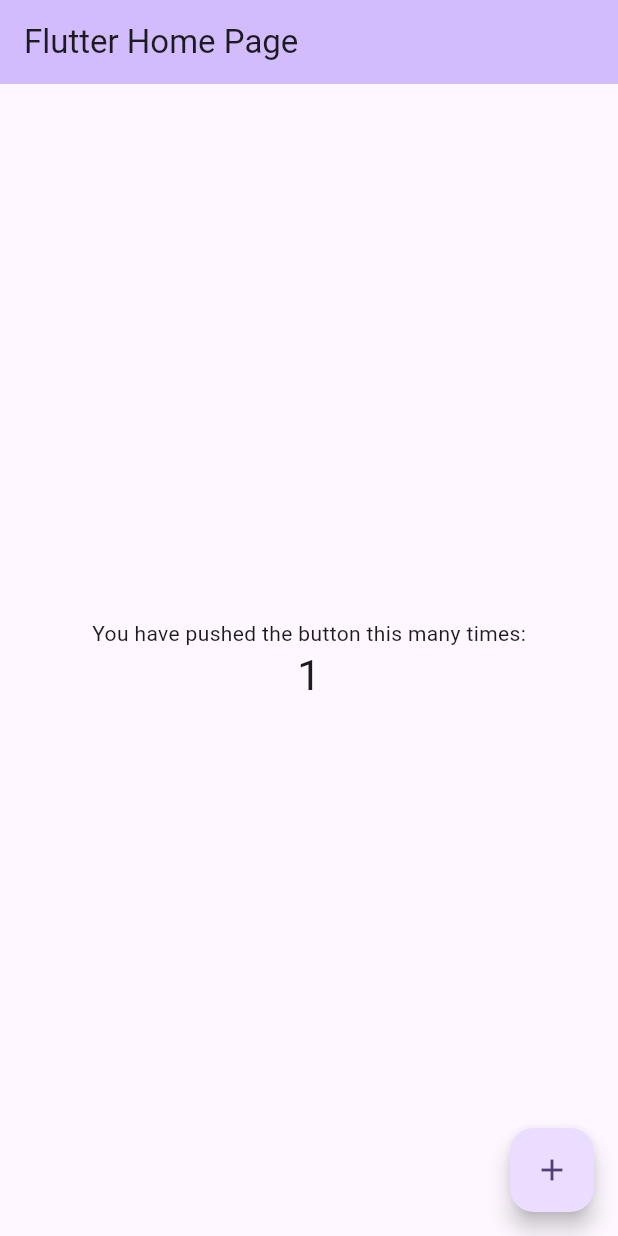
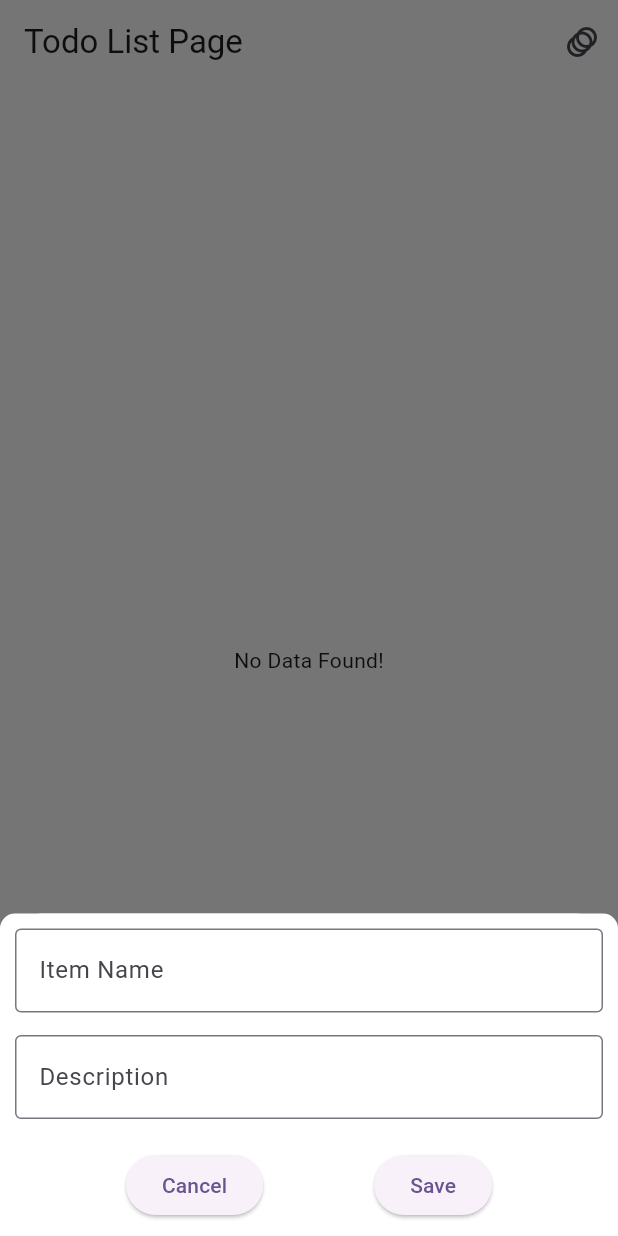
Before and after one commit to vishalpaladiya95-droid/Assignment-App, a Flutter app: the screen it shows after launch, after a tap on the "add" icon, on a phone screen of 412 x 824 dp. Run offline on Flutter 3.47's test engine with Material 3 defaults, Android fonts, the phone set to English and light mode, and no system bars; our stand-ins replace get, sqflite; accounts and stored records are empty.

Commit message:
Dart Task and Todo app with insert, update, delete

```diff
--- /dev/null
+++ b/lib/home/home_controller.dart
@@ -0,0 +1,213 @@
+import 'package:flutter/material.dart';
+import 'package:get/get.dart';
+import 'package:sqflite/sqflite.dart';
+import '../model/item_model.dart';
+
+class HomeController extends GetxController {
+  static Database? _database;
+  final TextEditingController _nameController = TextEditingController();
+  final TextEditingController _descriptionController = TextEditingController();
+  List<Item> allTodoData = [];
+  Map<String, int> animalCount = {};
+
+  Map<String, List<Map<String, String?>>> animalData = {
+    "animals": [
+      {"animal": "dog,cat,dog,cow,monkey"},
+      {"animal": "cow,cat,cat,lion"},
+      {"animal": null},
+      {"animal": ""},
+    ],
+  };
+
+  @override
+  void onInit() {
+    super.onInit();
+    refreshItemList();
+  }
+
+  Future<Database> get database async {
+    if (_database != null) return _database!;
+    _database = await _initDB('items_database.db');
+    return _database!;
+  }
+
+  // Initialize database
+  Future<Database> _initDB(String filePath) async {
+    final dbPath = await getDatabasesPath();
+    final path = dbPath + filePath;
+
+    return await openDatabase(path, version: 1, onCreate: _createDB);
+  }
+
+  // Create database table
+  Future<void> _createDB(Database db, int version) async {
+    await db.execute('''
+      CREATE TABLE items (
+        id INTEGER PRIMARY KEY AUTOINCREMENT,
+        title TEXT NOT NULL,
+        description TEXT NOT NULL,
+        status TEXT NOT NULL,
+        time TEXT NOT NULL
+      )
+    ''');
+  }
+
+  // Insert item
+  Future<int> insertItem(Item item) async {
+    final db = await database;
+    return await db.insert('items', item.toMap());
+  }
+
+  // Retrieve all items
+  Future<List<Item>> getAllItems() async {
+    final db = await database;
+    final List<Map<String, dynamic>> maps = await db.query('items');
+
+    return List.generate(maps.length, (i) {
+      return Item.fromMap(maps[i]);
+    });
+  }
+
+  // Update item
+  Future<int> updateItem(Item item) async {
+    final db = await database;
+    return await db.update(
+      'items',
+      item.toMap(),
+      where: 'id = ?',
+      whereArgs: [item.id],
+    );
+  }
+
+  // Delete item
+  Future<int> deleteItem(int id) async {
+    final db = await database;
+    return await db.delete('items', where: 'id = ?', whereArgs: [id]);
+  }
+
+  // Refresh itemsList
+  void refreshItemList() async {
+    final items = await getAllItems();
+    allTodoData = items;
+    update();
+  }
+
+  //BottomSheet
+  void showBottomSheet(context, {Item? existingItem}) {
+    if (existingItem != null) {
+      _nameController.text = existingItem.title;
+      _descriptionController.text = existingItem.description;
+    }
+
+    showModalBottomSheet(
+      context: context,
+      isScrollControlled: true,
+      builder:
+          (context) => SingleChildScrollView(
+            child: Padding(
+              padding: EdgeInsets.only(
+                bottom: MediaQuery.of(context).viewInsets.bottom,
+              ),
+              child: Container(
+                padding: EdgeInsets.all(10),
+                decoration: BoxDecoration(
+                  color: Colors.white,
+                  borderRadius: BorderRadius.only(
+                    topLeft: Radius.circular(10),
+                    topRight: Radius.circular(10),
+                  ),
+                ),
+                child: Column(
+                  mainAxisSize: MainAxisSize.min,
+                  children: [
+                    TextField(
+                      controller: _nameController,
+                      decoration: const InputDecoration(
+                        border: OutlineInputBorder(),
+                        hintText: 'Item Name',
+                      ),
+                    ),
+                    SizedBox(height: 15),
+                    TextField(
+                      controller: _descriptionController,
+                      decoration: const InputDecoration(
+                        border: OutlineInputBorder(),
+                        hintText: 'Description',
+                      ),
+                    ),
+                    SizedBox(height: 20),
+                    Row(
+                      mainAxisAlignment: MainAxisAlignment.spaceEvenly,
+                      children: [
+                        ElevatedButton(
+                          onPressed: () {
+                            Navigator.of(context).pop();
+                            _nameController.clear();
+                            _descriptionController.clear();
+                          },
+                          child: const Text('Cancel'),
+                        ),
+                        ElevatedButton(
+                          onPressed: () async {
+                            final name = _nameController.text;
+                            final description = _descriptionController.text;
+                            if (name.isNotEmpty && description.isNotEmpty) {
+                              if (existingItem == null) {
+                                await insertItem(
+                                  Item(
+                                    title: name,
+                                    description: description,
+                                    status: 'Created',
+                                    time: DateTime.now().toIso8601String(),
+                                  ),
+                                );
+                              } else {
+                                await updateItem(
+                                  Item(
+                                    id: existingItem.id,
+                                    title: name,
+                                    description: description,
+                                    status: 'Edited',
+                                    time: DateTime.now().toIso8601String(),
+                                  ),
+                                );
+                              }
+                              refreshItemList();
+                              _nameController.clear();
+                              _descriptionController.clear();
+                              Navigator.of(context).pop();
+                            }
+                          },
+                          child: const Text('Save'),
+                        ),
+                      ],
+                    ),
+                  ],
+                ),
+              ),
+            ),
+          ),
+    );
+  }
+
+  //Count
+  void findAnimalCount() {
+    List<dynamic> animals = animalData['animals']!;
+
+    for (var obj in animals) {
+      String? animalString = obj['animal'];
+      if (animalString == null || animalString.isEmpty) {
+        return;
+      }
+
+      List<String> animalList = animalString.split(',');
+      for (var animal in animalList) {
+        animal = animal.trim();
+        if (animal.isNotEmpty) {
+          animalCount[animal] = (animalCount[animal] ?? 0) + 1;
+        }
+      }
+    }
+    print(animalCount);
+  }
+}
--- /dev/null
+++ b/lib/home/home_page.dart
@@ -0,0 +1,113 @@
+import 'package:demoapp/home/home_controller.dart';
+import 'package:flutter/material.dart';
+import 'package:get/get.dart';
+import 'package:intl/intl.dart';
+
+class MyHomePage extends StatefulWidget {
+  const MyHomePage({super.key, required this.title});
+
+  final String title;
+
+  @override
+  State<MyHomePage> createState() => _MyHomePageState();
+}
+
+class _MyHomePageState extends State<MyHomePage> {
+  @override
+  Widget build(BuildContext context) {
+    Get.put(HomeController());
+    return GetBuilder<HomeController>(
+      builder: (controller) {
+        return Scaffold(
+          backgroundColor: Colors.white,
+          appBar: AppBar(
+            backgroundColor: Colors.white,
+            title: const Text('Todo List Page'),
+            actions: [
+              IconButton(
+                onPressed: () {
+                  controller.findAnimalCount();
+                },
+                icon: Icon(Icons.animation),
+              ),
+            ],
+          ),
+          body:
+              controller.allTodoData.isEmpty
+                  ? Center(child: Text("No Data Found!"))
+                  : ListView.builder(
+                    itemCount: controller.allTodoData.length,
+                    itemBuilder: (context, index) {
+                      final item = controller.allTodoData[index];
+                      DateTime dateTime = DateTime.parse(item.time);
+                      String formatted = DateFormat(
+                        'yyyy-MM-dd HH:mm:ss',
+                      ).format(dateTime);
+                      print(formatted);
+                      return GestureDetector(
+                        onTap: () {
+                          controller.showBottomSheet(
+                            context,
+                            existingItem: item,
+                          );
+                        },
+                        child: Padding(
+                          padding: const EdgeInsets.all(12.0),
+                          child: Container(
+                            height: 80,
+                            width: Get.width,
+                            decoration: BoxDecoration(
+                              color: Colors.brown[50],
+                              borderRadius: BorderRadius.circular(10),
+                            ),
+                            child: Row(
+                              crossAxisAlignment: CrossAxisAlignment.center,
+                              mainAxisAlignment: MainAxisAlignment.spaceBetween,
+                              children: [
+                                Padding(
+                                  padding: const EdgeInsets.only(left: 20.0),
+                                  child: Column(
+                                    crossAxisAlignment:
+                                        CrossAxisAlignment.start,
+                                    mainAxisAlignment: MainAxisAlignment.center,
+                                    children: [
+                                      Text(
+                                        item.title.capitalizeFirst!,
+                                        style: TextStyle(fontSize: 18),
+                                      ),
+                                      Text(
+                                        item.description.capitalizeFirst!,
+                                        style: TextStyle(fontSize: 14),
+                                      ),
+                                    ],
+                                  ),
+                                ),
+                                Text(formatted),
+                                IconButton(
+                                  icon: Icon(
+                                    Icons.delete,
+                                    color: Colors.redAccent[400],
+                                  ),
+                                  onPressed: () async {
+                                    await controller.deleteItem(item.id!);
+                                    controller.refreshItemList();
+                                  },
+                                ),
+                              ],
+                            ),
+                          ),
+                        ),
+                      );
+                    },
+                  ),
+
+          floatingActionButton: FloatingActionButton(
+            tooltip: "Create Todo",
+            onPressed: () => controller.showBottomSheet(context),
+            child: const Icon(Icons.add),
+          ),
+        );
+      },
+    );
+  }
+}
--- a/lib/main.dart
+++ b/lib/main.dart
@@ -1,4 +1,6 @@
 import 'package:flutter/material.dart';
+import 'package:get/get.dart';
+import 'home/home_page.dart';
 
 void main() {
   runApp(const MyApp());
@@ -9,58 +11,12 @@ class MyApp extends StatelessWidget {
 
   @override
   Widget build(BuildContext context) {
-    return MaterialApp(
-      title: 'Flutter Demo',
+    return GetMaterialApp(
+      title: 'Todo App',
       theme: ThemeData(
         colorScheme: ColorScheme.fromSeed(seedColor: Colors.deepPurple),
       ),
-      home: const MyHomePage(title: 'Flutter Home Page'),
+      home: const MyHomePage(title: 'Todo App'),
     );
   }
 }
-
-class MyHomePage extends StatefulWidget {
-  const MyHomePage({super.key, required this.title});
-
-  final String title;
-
-  @override
-  State<MyHomePage> createState() => _MyHomePageState();
-}
-
-class _MyHomePageState extends State<MyHomePage> {
-  int _counter = 0;
-
-  void _incrementCounter() {
-    setState(() {
-      _counter++;
-    });
-  }
-
-  @override
-  Widget build(BuildContext context) {
-    return Scaffold(
-      appBar: AppBar(
-        backgroundColor: Theme.of(context).colorScheme.inversePrimary,
-        title: Text(widget.title),
-      ),
-      body: Center(
-        child: Column(
-          mainAxisAlignment: MainAxisAlignment.center,
-          children: <Widget>[
-            const Text('You have pushed the button this many times:'),
-            Text(
-              '$_counter',
-              style: Theme.of(context).textTheme.headlineMedium,
-            ),
-          ],
-        ),
-      ),
-      floatingActionButton: FloatingActionButton(
-        onPressed: _incrementCounter,
-        tooltip: 'Increment',
-        child: const Icon(Icons.add),
-      ),
-    );
-  }
-}
--- /dev/null
+++ b/lib/model/item_model.dart
@@ -0,0 +1,35 @@
+class Item {
+  final int? id;
+  final String title;
+  final String description;
+  final String status;
+  final String time;
+
+  Item({
+    this.id,
+    required this.title,
+    required this.description,
+    required this.status,
+    required this.time,
+  });
+
+  Map<String, dynamic> toMap() {
+    return {
+      'id': id,
+      'title': title,
+      'description': description,
+      'status': status,
+      'time': time,
+    };
+  }
+
+  factory Item.fromMap(Map<String, dynamic> map) {
+    return Item(
+      id: map['id'],
+      title: map['title'],
+      description: map['description'],
+      status: map['status'],
+      time: map['time'],
+    );
+  }
+}
--- a/pubspec.yaml
+++ b/pubspec.yaml
@@ -34,6 +34,9 @@ dependencies:
   # The following adds the Cupertino Icons font to your application.
   # Use with the CupertinoIcons class for iOS style icons.
   cupertino_icons: ^1.0.8
+  sqflite:
+  get: ^4.7.2
+  intl:
 
 dev_dependencies:
   flutter_test:
```
